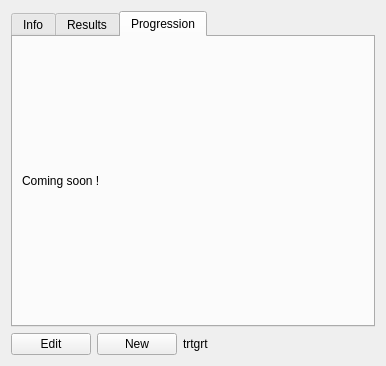
Before: the Qt Designer form src/genelab/core/ui/widgets/experiments/experimentctrl.ui in GeneCraft/GeneCraft-Project, drawn with Qt 5.
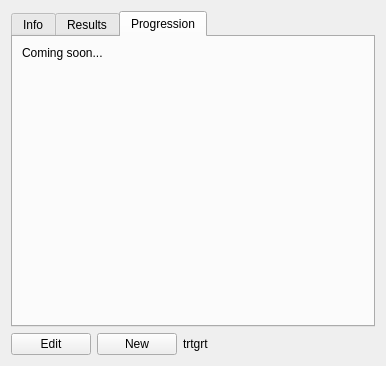
After: the same form once the commit is applied. The open tabs and pages were chosen to show the change. Icons and pictures are not drawn.

Patch:
```diff
--- a/src/genelab/core/ui/widgets/experiments/experimentctrl.ui
+++ b/src/genelab/core/ui/widgets/experiments/experimentctrl.ui
@@ -273,10 +273,23 @@
        <item row="1" column="0">
         <widget class="QLabel" name="label">
          <property name="text">
-          <string>Coming soon !</string>
+          <string>Coming soon...</string>
          </property>
         </widget>
        </item>
+       <item row="2" column="0">
+        <spacer name="verticalSpacer_2">
+         <property name="orientation">
+          <enum>Qt::Vertical</enum>
+         </property>
+         <property name="sizeHint" stdset="0">
+          <size>
+           <width>20</width>
+           <height>40</height>
+          </size>
+         </property>
+        </spacer>
+       </item>
       </layout>
      </widget>
     </widget>
```
Left out of the diff: 9 changed lines with no effect on the pictures.
